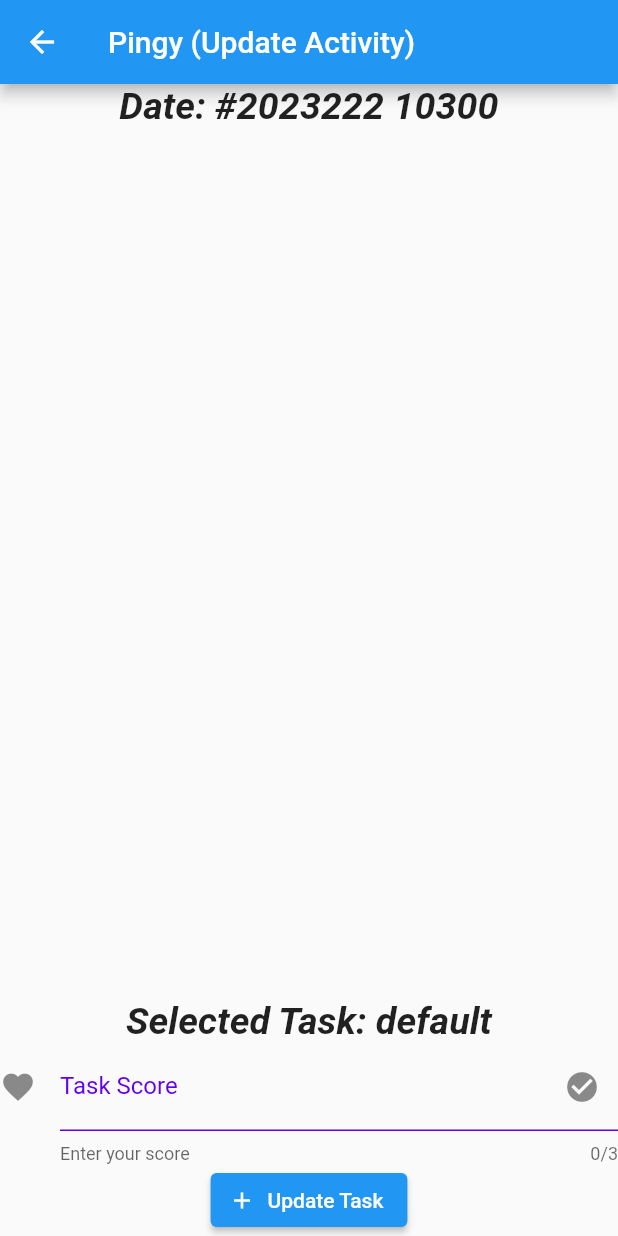
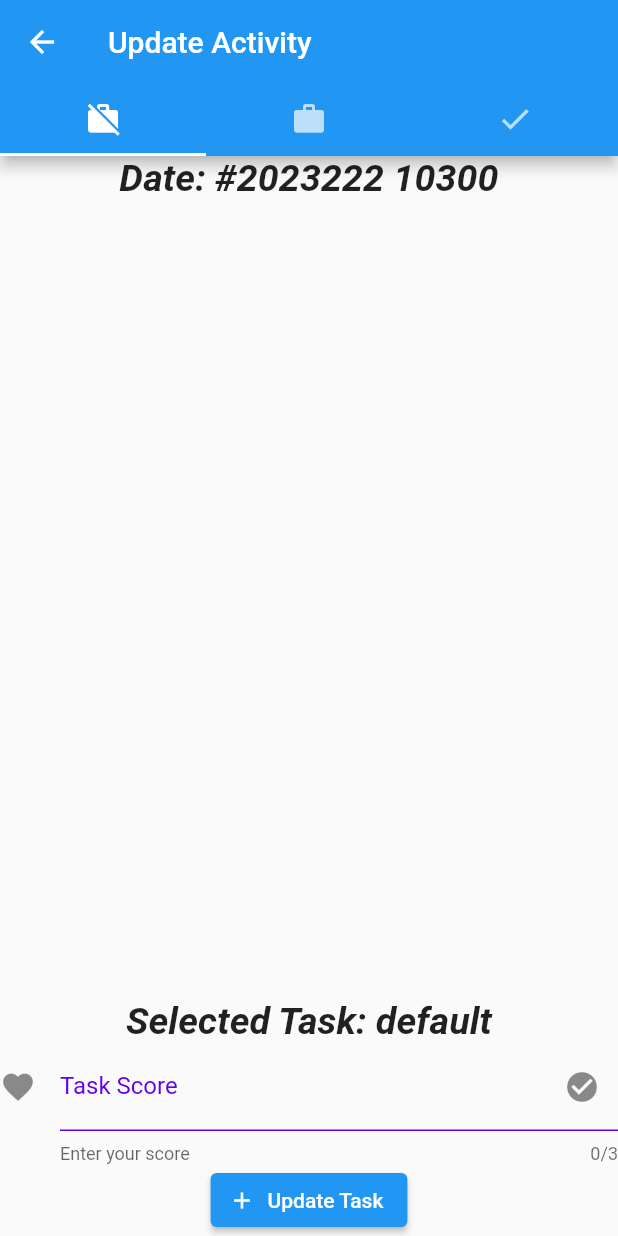
Before and after one commit to ramsunvtech/pingy, a Flutter app: the UpdateTaskScreen screen opened directly, on a phone screen of 412 x 824 dp. Run offline on Flutter 3.47's test engine with Material 2 defaults, Android fonts, the phone set to English and light mode, and no system bars; our stand-ins replace hive, hive_flutter, local_auth, syncfusion_flutter_datepicker; accounts and stored records are empty.

Commit message:
feat(update-activity): add 3 tabs missed, todo and done

```diff
--- a/lib/screens/activity/update_activity.dart
+++ b/lib/screens/activity/update_activity.dart
@@ -54,8 +54,18 @@ class _UpdateTaskScreenState extends State<UpdateTaskScreen> {
     var activityTimeFrame =
         '${todayDate.hour}${todayDate.minute}${todayDate.second}';
 
-    return Scaffold(
-      appBar: AppBar(title: const Text('Pingy (Update Activity)')),
+    return DefaultTabController(
+      length: 3,
+      child: Scaffold(
+        appBar: AppBar(
+            bottom: const TabBar(
+              tabs: [
+                Tab(icon: Icon(Icons.work_off)),
+                Tab(icon: Icon(Icons.work)),
+                Tab(icon: Icon(Icons.done)),
+              ],
+            ),
+            title: const Text('Update Activity')),
         body: SafeArea(
           child: Column(
             children: [
@@ -133,6 +143,7 @@ class _UpdateTaskScreenState extends State<UpdateTaskScreen> {
             ],
           ),
         ),
+      ),
     );
   }
 
```
Lines whose indentation alone changed are shown as unchanged.
